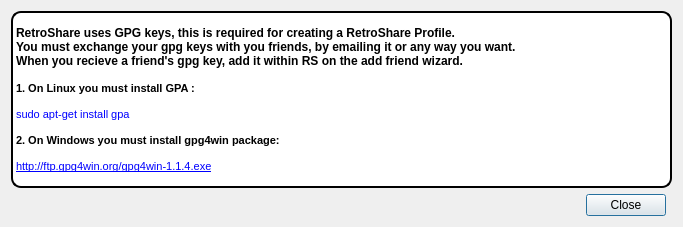
Old version of the form retroshare-gui/src/gui/InfoDialog.ui in the repository RetroShare/RetroShare.
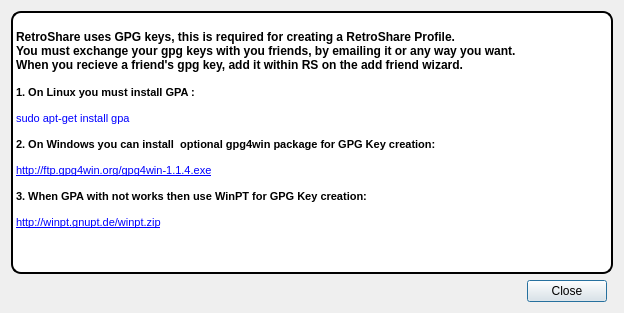
New version of the form. Icons and pictures are not drawn.

Commit message: fixed stylesheets and enable OpenExternalLinks on InfoDialog , ID: 2951145

Diff of the .ui file:
```diff
--- a/retroshare-gui/src/gui/InfoDialog.ui
+++ b/retroshare-gui/src/gui/InfoDialog.ui
@@ -6,8 +6,8 @@
    <rect>
     <x>0</x>
     <y>0</y>
-    <width>683</width>
-    <height>227</height>
+    <width>624</width>
+    <height>313</height>
    </rect>
   </property>
   <property name="windowTitle">
@@ -21,9 +21,9 @@
    <item row="0" column="0" colspan="3">
     <widget class="QLabel" name="label">
      <property name="styleSheet">
-      <string notr="true">background: white;
+      <string notr="true">QLabel#label{background: white;
 border: 2px solid black;
-border-radius: 10px;
+border-radius: 10px;}
 
 </string>
      </property>
@@ -31,18 +31,30 @@
       <string>&lt;!DOCTYPE HTML PUBLIC &quot;-//W3C//DTD HTML 4.0//EN&quot; &quot;http://www.w3.org/TR/REC-html40/strict.dtd&quot;&gt;
 &lt;html&gt;&lt;head&gt;&lt;meta name=&quot;qrichtext&quot; content=&quot;1&quot; /&gt;&lt;style type=&quot;text/css&quot;&gt;
 p, li { white-space: pre-wrap; }
-&lt;/style&gt;&lt;/head&gt;&lt;body style=&quot; font-family:'DejaVu Sans'; font-size:10pt; font-weight:400; font-style:normal;&quot;&gt;
-&lt;p style=&quot; margin-top:0px; margin-bottom:0px; margin-left:0px; margin-right:0px; -qt-block-indent:0; text-indent:0px;&quot;&gt;&lt;span style=&quot; font-family:'MS Shell Dlg 2'; font-size:9pt; font-weight:600;&quot;&gt;RetroShare uses GPG keys, this is required for creating a RetroShare Profile.&lt;/span&gt;&lt;/p&gt;
-&lt;p style=&quot; margin-top:0px; margin-bottom:0px; margin-left:0px; margin-right:0px; -qt-block-indent:0; text-indent:0px;&quot;&gt;&lt;span style=&quot; font-family:'MS Shell Dlg 2'; font-size:9pt; font-weight:600;&quot;&gt;You must exchange your gpg keys with you friends, by emailing it or any way you want.&lt;/span&gt;&lt;/p&gt;
-&lt;p style=&quot; margin-top:0px; margin-bottom:0px; margin-left:0px; margin-right:0px; -qt-block-indent:0; text-indent:0px;&quot;&gt;&lt;span style=&quot; font-family:'MS Shell Dlg 2'; font-size:9pt; font-weight:600;&quot;&gt;When you recieve a friend's gpg key, add it within RS on the add friend wizard.&lt;/span&gt;&lt;/p&gt;
-&lt;p style=&quot;-qt-paragraph-type:empty; margin-top:0px; margin-bottom:0px; margin-left:0px; margin-right:0px; -qt-block-indent:0; text-indent:0px; font-family:'MS Shell Dlg 2'; font-size:9pt;&quot;&gt;&lt;/p&gt;
-&lt;p style=&quot; margin-top:0px; margin-bottom:0px; margin-left:0px; margin-right:0px; -qt-block-indent:0; text-indent:0px;&quot;&gt;&lt;span style=&quot; font-family:'MS Shell Dlg 2'; font-size:8pt; font-weight:600;&quot;&gt;1. On Linux you must install GPA :&lt;/span&gt;&lt;/p&gt;
-&lt;p style=&quot;-qt-paragraph-type:empty; margin-top:0px; margin-bottom:0px; margin-left:0px; margin-right:0px; -qt-block-indent:0; text-indent:0px; font-family:'MS Shell Dlg 2'; font-size:8pt; font-weight:600;&quot;&gt;&lt;/p&gt;
-&lt;p style=&quot; margin-top:0px; margin-bottom:0px; margin-left:0px; margin-right:0px; -qt-block-indent:0; text-indent:0px;&quot;&gt;&lt;span style=&quot; font-family:'MS Shell Dlg 2'; font-size:8pt; color:#0000ff;&quot;&gt;sudo apt-get install gpa&lt;/span&gt;&lt;/p&gt;
-&lt;p style=&quot;-qt-paragraph-type:empty; margin-top:0px; margin-bottom:0px; margin-left:0px; margin-right:0px; -qt-block-indent:0; text-indent:0px; font-family:'MS Shell Dlg 2'; font-size:8pt; color:#0000ff;&quot;&gt;&lt;/p&gt;
-&lt;p style=&quot; margin-top:0px; margin-bottom:0px; margin-left:0px; margin-right:0px; -qt-block-indent:0; text-indent:0px;&quot;&gt;&lt;span style=&quot; font-family:'MS Shell Dlg 2'; font-size:8pt; font-weight:600;&quot;&gt;2. On Windows you must install gpg4win package:&lt;/span&gt;&lt;/p&gt;
-&lt;p style=&quot;-qt-paragraph-type:empty; margin-top:0px; margin-bottom:0px; margin-left:0px; margin-right:0px; -qt-block-indent:0; text-indent:0px; font-family:'MS Shell Dlg 2'; font-size:8pt; font-weight:600;&quot;&gt;&lt;/p&gt;
-&lt;p style=&quot; margin-top:0px; margin-bottom:0px; margin-left:0px; margin-right:0px; -qt-block-indent:0; text-indent:0px;&quot;&gt;&lt;a href=&quot;http://ftp.gpg4win.org/gpg4win-1.1.4.exe&quot;&gt;&lt;span style=&quot; font-family:'MS Shell Dlg 2'; font-size:8pt; text-decoration: underline; color:#0000ff;&quot;&gt;http://ftp.gpg4win.org/gpg4win-1.1.4.exe&lt;/span&gt;&lt;/a&gt;&lt;/p&gt;&lt;/body&gt;&lt;/html&gt;</string>
+&lt;/style&gt;&lt;/head&gt;&lt;body style=&quot; font-family:'MS Shell Dlg 2'; font-size:8.25pt; font-weight:400; font-style:normal;&quot;&gt;
+&lt;p style=&quot; margin-top:0px; margin-bottom:0px; margin-left:0px; margin-right:0px; -qt-block-indent:0; text-indent:0px;&quot;&gt;&lt;span style=&quot; font-size:9pt; font-weight:600;&quot;&gt;RetroShare uses GPG keys, this is required for creating a RetroShare Profile.&lt;/span&gt;&lt;/p&gt;
+&lt;p style=&quot; margin-top:0px; margin-bottom:0px; margin-left:0px; margin-right:0px; -qt-block-indent:0; text-indent:0px;&quot;&gt;&lt;span style=&quot; font-size:9pt; font-weight:600;&quot;&gt;You must exchange your gpg keys with you friends, by emailing it or any way you want.&lt;/span&gt;&lt;/p&gt;
+&lt;p style=&quot; margin-top:0px; margin-bottom:0px; margin-left:0px; margin-right:0px; -qt-block-indent:0; text-indent:0px;&quot;&gt;&lt;span style=&quot; font-size:9pt; font-weight:600;&quot;&gt;When you recieve a friend's gpg key, add it within RS on the add friend wizard.&lt;/span&gt;&lt;/p&gt;
+&lt;p style=&quot;-qt-paragraph-type:empty; margin-top:0px; margin-bottom:0px; margin-left:0px; margin-right:0px; -qt-block-indent:0; text-indent:0px; font-size:9pt;&quot;&gt;&lt;/p&gt;
+&lt;p style=&quot; margin-top:0px; margin-bottom:0px; margin-left:0px; margin-right:0px; -qt-block-indent:0; text-indent:0px;&quot;&gt;&lt;span style=&quot; font-size:8pt; font-weight:600;&quot;&gt;1. On Linux you must install GPA :&lt;/span&gt;&lt;/p&gt;
+&lt;p style=&quot;-qt-paragraph-type:empty; margin-top:0px; margin-bottom:0px; margin-left:0px; margin-right:0px; -qt-block-indent:0; text-indent:0px; font-size:8pt; font-weight:600;&quot;&gt;&lt;/p&gt;
+&lt;p style=&quot; margin-top:0px; margin-bottom:0px; margin-left:0px; margin-right:0px; -qt-block-indent:0; text-indent:0px;&quot;&gt;&lt;span style=&quot; font-size:8pt; color:#0000ff;&quot;&gt;sudo apt-get install gpa&lt;/span&gt;&lt;/p&gt;
+&lt;p style=&quot;-qt-paragraph-type:empty; margin-top:0px; margin-bottom:0px; margin-left:0px; margin-right:0px; -qt-block-indent:0; text-indent:0px; font-size:8pt; color:#0000ff;&quot;&gt;&lt;/p&gt;
+&lt;p style=&quot; margin-top:0px; margin-bottom:0px; margin-left:0px; margin-right:0px; -qt-block-indent:0; text-indent:0px;&quot;&gt;&lt;span style=&quot; font-size:8pt; font-weight:600;&quot;&gt;2. On Windows you can install  optional gpg4win package for GPG Key creation:&lt;/span&gt;&lt;/p&gt;
+&lt;p style=&quot;-qt-paragraph-type:empty; margin-top:0px; margin-bottom:0px; margin-left:0px; margin-right:0px; -qt-block-indent:0; text-indent:0px; font-size:8pt; font-weight:600;&quot;&gt;&lt;/p&gt;
+&lt;p style=&quot; margin-top:0px; margin-bottom:0px; margin-left:0px; margin-right:0px; -qt-block-indent:0; text-indent:0px;&quot;&gt;&lt;a href=&quot;http://ftp.gpg4win.org/gpg4win-1.1.4.exe&quot;&gt;&lt;span style=&quot; font-size:8pt; text-decoration: underline; color:#0000ff;&quot;&gt;http://ftp.gpg4win.org/gpg4win-1.1.4.exe&lt;/span&gt;&lt;/a&gt;&lt;/p&gt;
+&lt;p style=&quot;-qt-paragraph-type:empty; margin-top:0px; margin-bottom:0px; margin-left:0px; margin-right:0px; -qt-block-indent:0; text-indent:0px; font-size:8pt; text-decoration: underline; color:#0000ff;&quot;&gt;&lt;/p&gt;
+&lt;p style=&quot; margin-top:0px; margin-bottom:0px; margin-left:0px; margin-right:0px; -qt-block-indent:0; text-indent:0px;&quot;&gt;&lt;span style=&quot; font-size:8pt; font-weight:600; color:#000000;&quot;&gt;3. When GPA with not works then use WinPT for GPG Key creation:&lt;/span&gt;&lt;/p&gt;
+&lt;p style=&quot;-qt-paragraph-type:empty; margin-top:0px; margin-bottom:0px; margin-left:0px; margin-right:0px; -qt-block-indent:0; text-indent:0px; font-size:8pt; color:#0000ff;&quot;&gt;&lt;/p&gt;
+&lt;p style=&quot; margin-top:0px; margin-bottom:0px; margin-left:0px; margin-right:0px; -qt-block-indent:0; text-indent:0px;&quot;&gt;&lt;a href=&quot;http://winpt.gnupt.de/winpt.zip&quot;&gt;&lt;span style=&quot; font-size:8pt; text-decoration: underline; color:#0000ff;&quot;&gt;http://winpt.gnupt.de/winpt.zip&lt;/span&gt;&lt;/a&gt;&lt;/p&gt;
+&lt;p style=&quot;-qt-paragraph-type:empty; margin-top:0px; margin-bottom:0px; margin-left:0px; margin-right:0px; -qt-block-indent:0; text-indent:0px; font-size:8pt; text-decoration: underline; color:#0000ff;&quot;&gt;&lt;/p&gt;
+&lt;p style=&quot;-qt-paragraph-type:empty; margin-top:0px; margin-bottom:0px; margin-left:0px; margin-right:0px; -qt-block-indent:0; text-indent:0px; font-size:8pt; text-decoration: underline; color:#0000ff;&quot;&gt;&lt;/p&gt;&lt;/body&gt;&lt;/html&gt;</string>
+     </property>
+     <property name="margin">
+      <number>9</number>
+     </property>
+     <property name="openExternalLinks">
+      <bool>true</bool>
      </property>
     </widget>
    </item>
```
